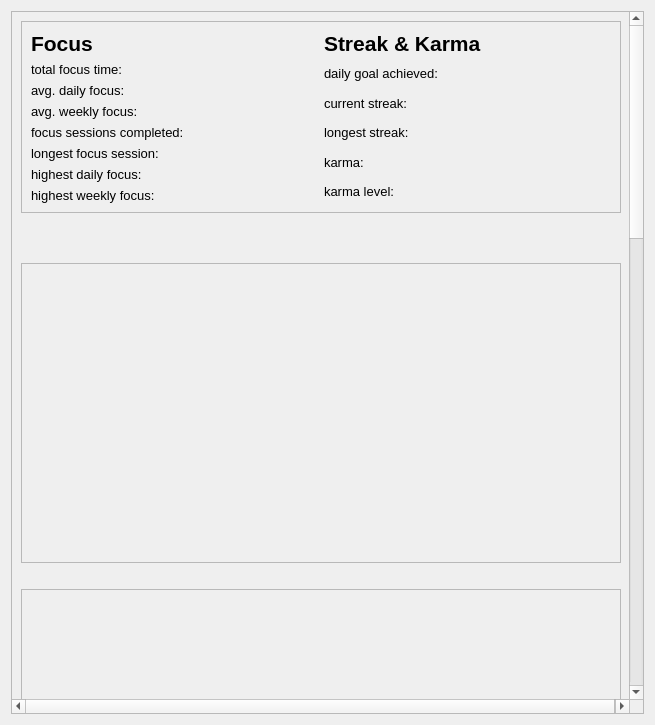
First picture: the form in ui/statistics.ui, repository dop14/monkmode, before the edit.
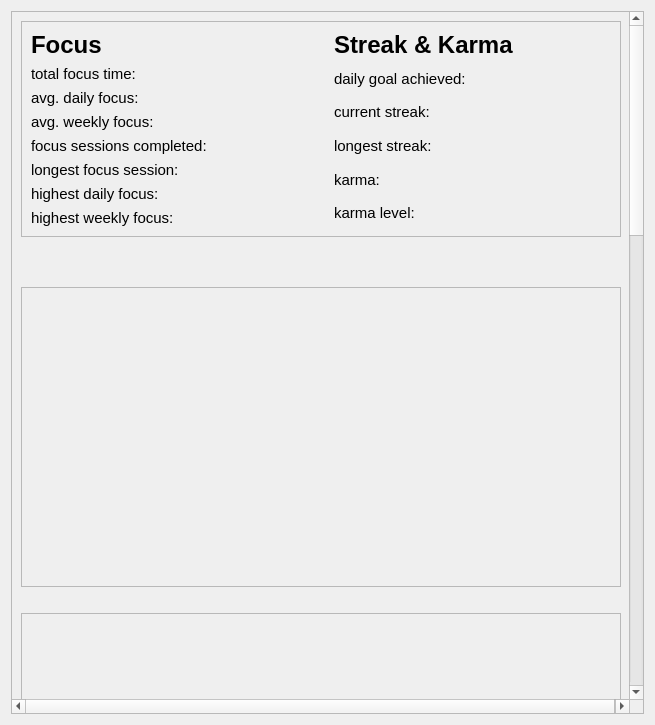
Second picture: the form after the edit.

The edit to the form file:
```diff
--- a/ui/statistics.ui
+++ b/ui/statistics.ui
@@ -37,7 +37,7 @@
         <x>0</x>
         <y>0</y>
         <width>623</width>
-        <height>2193</height>
+        <height>2211</height>
        </rect>
       </property>
       <layout class="QVBoxLayout" name="verticalLayout_11">
@@ -46,7 +46,7 @@
          <property name="maximumSize">
           <size>
            <width>600</width>
-           <height>400</height>
+           <height>420</height>
           </size>
          </property>
          <property name="frameShape">
@@ -62,7 +62,7 @@
              <widget class="QLabel" name="focus_label">
               <property name="font">
                <font>
-                <pointsize>16</pointsize>
+                <pointsize>18</pointsize>
                 <bold>true</bold>
                </font>
               </property>
@@ -75,7 +75,7 @@
              <widget class="QLabel" name="total_focus_time">
               <property name="font">
                <font>
-                <pointsize>10</pointsize>
+                <pointsize>11</pointsize>
                </font>
               </property>
               <property name="text">
@@ -87,7 +87,7 @@
              <widget class="QLabel" name="avg_daily_focus">
               <property name="font">
                <font>
-                <pointsize>10</pointsize>
+                <pointsize>11</pointsize>
                </font>
               </property>
               <property name="text">
@@ -99,7 +99,7 @@
              <widget class="QLabel" name="avg_weekly_focus">
               <property name="font">
                <font>
-                <pointsize>10</pointsize>
+                <pointsize>11</pointsize>
                </font>
               </property>
               <property name="text">
@@ -111,7 +111,7 @@
              <widget class="QLabel" name="focus_sessions_completed">
               <property name="font">
                <font>
-                <pointsize>10</pointsize>
+                <pointsize>11</pointsize>
                </font>
               </property>
               <property name="text">
@@ -123,7 +123,7 @@
              <widget class="QLabel" name="longest_focus_session">
               <property name="font">
                <font>
-                <pointsize>10</pointsize>
+                <pointsize>11</pointsize>
                </font>
               </property>
               <property name="text">
@@ -135,7 +135,7 @@
              <widget class="QLabel" name="highest_daily_label">
               <property name="font">
                <font>
-                <pointsize>10</pointsize>
+                <pointsize>11</pointsize>
                </font>
               </property>
               <property name="text">
@@ -147,7 +147,7 @@
              <widget class="QLabel" name="highest_weekly_label">
               <property name="font">
                <font>
-                <pointsize>10</pointsize>
+                <pointsize>11</pointsize>
                </font>
               </property>
               <property name="text">
@@ -157,13 +157,26 @@
             </item>
            </layout>
           </item>
+          <item>
+           <spacer name="verticalSpacer">
+            <property name="orientation">
+             <enum>Qt::Orientation::Vertical</enum>
+            </property>
+            <property name="sizeHint" stdset="0">
+             <size>
+              <width>20</width>
+              <height>40</height>
+             </size>
+            </property>
+           </spacer>
+          </item>
           <item>
            <layout class="QVBoxLayout" name="verticalLayout_10">
             <item>
              <widget class="QLabel" name="streak_and_karma_label">
               <property name="font">
                <font>
-                <pointsize>16</pointsize>
+                <pointsize>18</pointsize>
                 <bold>true</bold>
                </font>
               </property>
@@ -176,7 +189,7 @@
              <widget class="QLabel" name="daily_goal_achieved">
               <property name="font">
                <font>
-                <pointsize>10</pointsize>
+                <pointsize>11</pointsize>
                </font>
               </property>
               <property name="text">
@@ -188,7 +201,7 @@
              <widget class="QLabel" name="current_streak">
               <property name="font">
                <font>
-                <pointsize>10</pointsize>
+                <pointsize>11</pointsize>
                </font>
               </property>
               <property name="text">
@@ -200,7 +213,7 @@
              <widget class="QLabel" name="longest_streak">
               <property name="font">
                <font>
-                <pointsize>10</pointsize>
+                <pointsize>11</pointsize>
                </font>
               </property>
               <property name="text">
@@ -212,7 +225,7 @@
              <widget class="QLabel" name="karma">
               <property name="font">
                <font>
-                <pointsize>10</pointsize>
+                <pointsize>11</pointsize>
                </font>
               </property>
               <property name="text">
@@ -224,7 +237,7 @@
              <widget class="QLabel" name="karma_level">
               <property name="font">
                <font>
-                <pointsize>10</pointsize>
+                <pointsize>11</pointsize>
                </font>
               </property>
               <property name="text">
```
